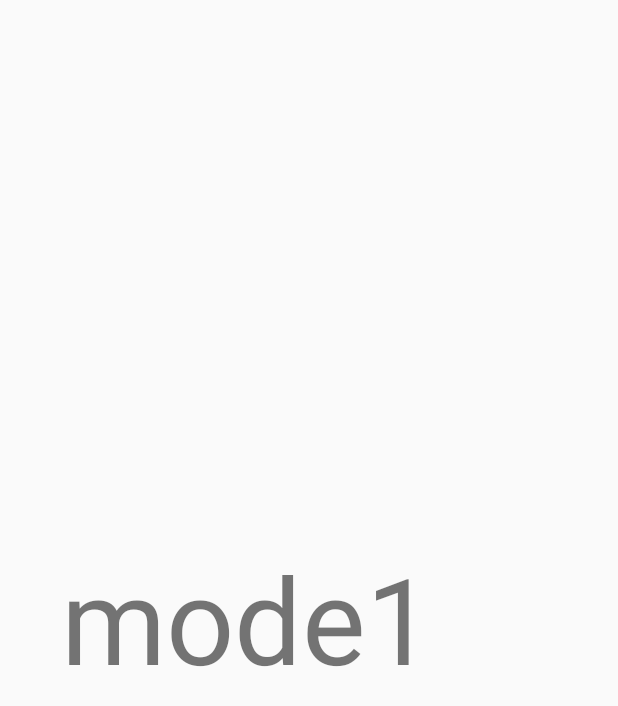
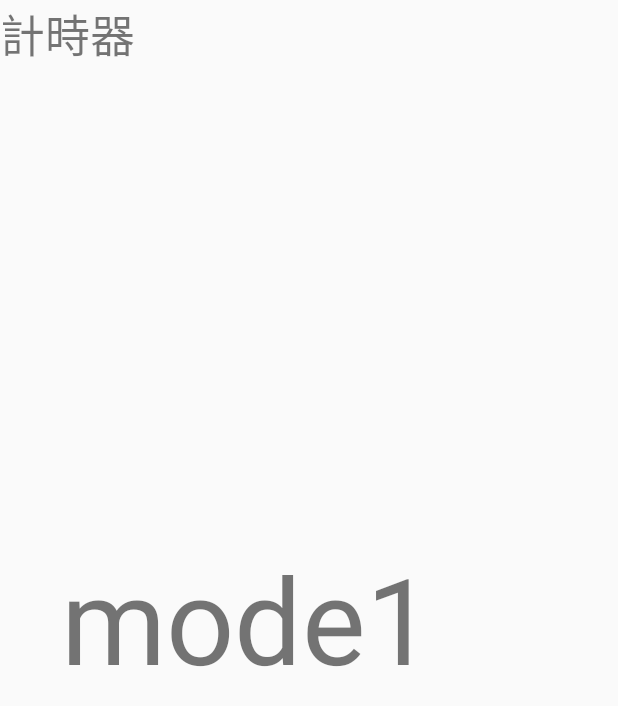
Before and after one commit to goish135/Guess_What, an Android app: the layout content_page2.xml on its own in the app's theme, with its tools: preview values and no code run, on a phone screen of 412 x 824 dp. Shown: the top 706 px of the screen. Run offline under Robolectric (Android 15) with nearby library versions, the phone set to English and light mode, and no system bars.

Commit message:
計時器+上一題

```diff
--- a/sensor01/app/src/main/res/layout/content_page2.xml
+++ b/sensor01/app/src/main/res/layout/content_page2.xml
@@ -8,13 +8,27 @@
     tools:context=".Page2"
     tools:showIn="@layout/activity_page2">
 
-
     <LinearLayout
         android:layout_width="match_parent"
         android:layout_height="match_parent"
         android:layout_weight="1"
         android:orientation="horizontal">
 
+    <TextView
+        android:id="@+id/countdown"
+        android:layout_width="wrap_content"
+        android:layout_height="wrap_content"
+        android:layout_weight="1"
+        android:gravity="left"
+        android:text="計時器"
+        android:textSize="30sp"
+        />
+    </LinearLayout>
+    <LinearLayout
+        android:layout_width="match_parent"
+        android:layout_height="match_parent"
+        android:layout_weight="1"
+        android:orientation="horizontal">
         <TextView
             android:id="@+id/tvv"
             android:layout_width="wrap_content"
@@ -25,6 +39,7 @@
             android:text="mode1"
             android:textSize="80sp" />
 
+
         <TextView
             android:id="@+id/TextView03"
             android:layout_width="wrap_content"
@@ -32,7 +47,6 @@
             android:layout_weight="1"
             android:gravity="right"
             android:text="" />
-
     </LinearLayout>
     <ScrollView xmlns:android="http://schemas.android.com/apk/res/android"
         android:layout_width="match_parent"
@@ -49,6 +63,7 @@
             android:layout_height="match_parent"
             android:layout_weight="1"
             android:orientation="horizontal">
+
         <TextView
             android:id="@+id/record"
             android:layout_width="wrap_content"
```
Also changed, not shown: sensor01/app/src/main/java/com/example/sensor01/Page2.java (+39 -2 lines), 2 other files.
